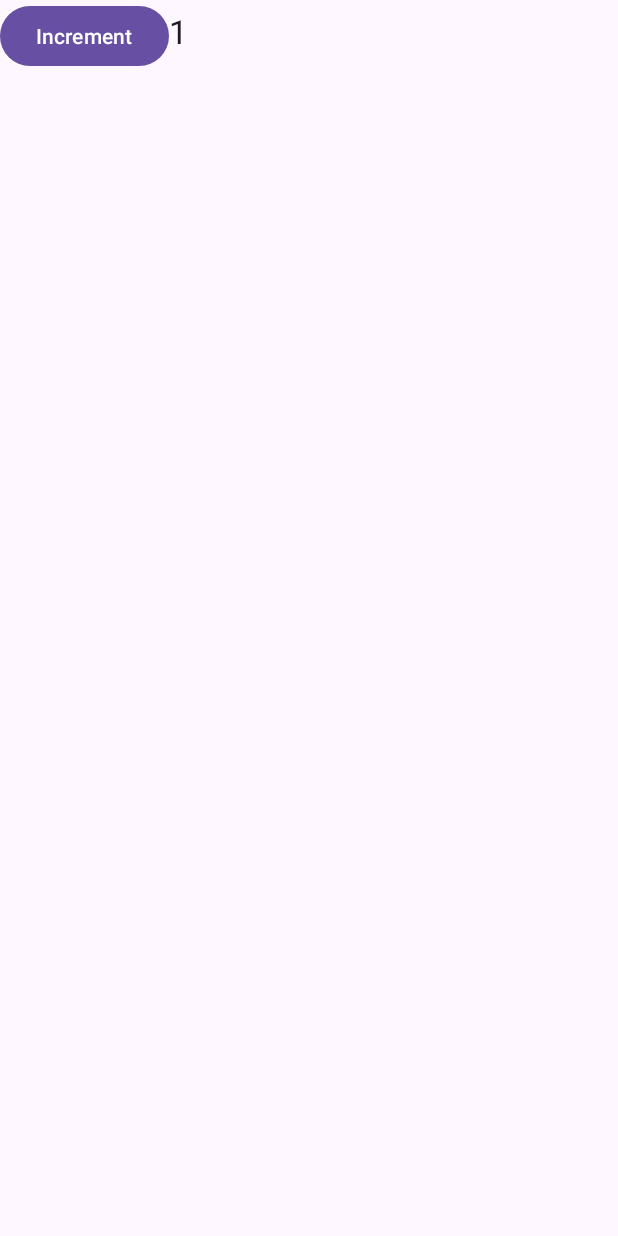
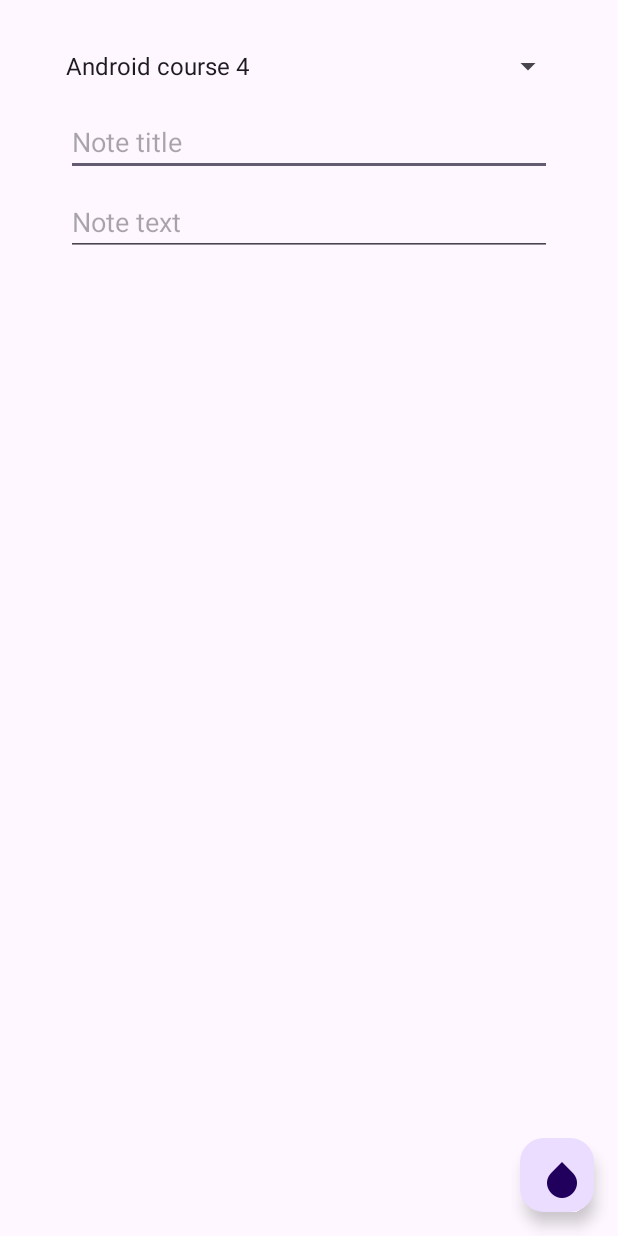
Before and after one commit to IvanPostu/MobileDemoapp1, an Android app: the screen it shows after launch (MainActivity), on a phone screen of 412 x 824 dp. Run offline under Robolectric (Android 15) with nearby library versions, the phone set to English and light mode, and no system bars.

Commit message:
Add dropdown and 2 textareas

```diff
--- a/app/src/main/java/com/example/demoapp1/MainActivity.kt
+++ b/app/src/main/java/com/example/demoapp1/MainActivity.kt
@@ -1,27 +1,27 @@
 package com.example.demoapp1
 
 import android.os.Bundle
-import android.widget.Button
-import android.widget.TextView
+import android.widget.ArrayAdapter
+import android.widget.Spinner
 import androidx.appcompat.app.AppCompatActivity
+import com.example.demoapp1.dto.CourseInfo
 
 class MainActivity : AppCompatActivity() {
-    private lateinit var incrementButton: Button
-    private lateinit var textDisplayedValue: TextView
+    private lateinit var spinnerCourses: Spinner
 
     override fun onCreate(savedInstanceState: Bundle?) {
         super.onCreate(savedInstanceState)
         setContentView(R.layout.activity_main)
+        spinnerCourses = findViewById(R.id.spinnerCourses)
 
-        incrementButton = findViewById(R.id.incrementButton)
-        textDisplayedValue = findViewById(R.id.textDisplayedValue)
+        val dataManager = DataManager()
+        val adapterCourses = ArrayAdapter<CourseInfo>(
+            this,
+            android.R.layout.simple_spinner_item,
+            dataManager.coursesById.values.toList()
+        )
+        adapterCourses.setDropDownViewResource(android.R.layout.simple_spinner_dropdown_item)
 
-        incrementButton.setOnClickListener {
-            val originalCountValue = textDisplayedValue.text.toString()
-            var incrementedValue = Integer.valueOf(originalCountValue).inc()
-            textDisplayedValue.text = incrementedValue.toString()
-
-        }
-
+        spinnerCourses.adapter = adapterCourses
     }
 }
--- a/app/src/main/java/com/example/demoapp1/dto/NoteKeeperData.kt
+++ b/app/src/main/java/com/example/demoapp1/dto/NoteKeeperData.kt
@@ -1,5 +1,9 @@
 package com.example.demoapp1.dto
 
-class CourseInfo(val courseId: String, val title: String)
+class CourseInfo(val courseId: String, val title: String) {
+    override fun toString(): String {
+        return title
+    }
+}
 
 class NoteInfo(var course: CourseInfo, var title: String, var text: String)
--- a/app/src/main/res/layout/activity_main.xml
+++ b/app/src/main/res/layout/activity_main.xml
@@ -1,31 +1,61 @@
 <?xml version="1.0" encoding="utf-8"?>
 <androidx.constraintlayout.widget.ConstraintLayout xmlns:android="http://schemas.android.com/apk/res/android"
+    xmlns:app="http://schemas.android.com/apk/res-auto"
     xmlns:tools="http://schemas.android.com/tools"
     android:layout_width="match_parent"
     android:layout_height="match_parent"
     tools:context=".MainActivity">
 
-    <LinearLayout
-        android:layout_width="409dp"
-        android:layout_height="121dp"
-        android:orientation="horizontal"
-        tools:layout_editor_absoluteX="1dp"
-        tools:layout_editor_absoluteY="1dp"
-        tools:ignore="MissingConstraints">
+    <Spinner
+        android:id="@+id/spinnerCourses"
+        android:layout_width="340dp"
+        android:layout_height="24dp"
+        android:layout_marginStart="32dp"
+        android:layout_marginTop="32dp"
+        android:layout_marginEnd="32dp"
+        app:layout_constraintEnd_toEndOf="parent"
+        app:layout_constraintStart_toStartOf="parent"
+        app:layout_constraintTop_toTopOf="parent" />
 
-        <Button
-            android:id="@+id/incrementButton"
-            android:layout_width="wrap_content"
-            android:layout_height="wrap_content"
-            android:text="Increment"
-            android:visibility="visible" />
+    <EditText
+        android:id="@+id/textNoteTitle"
+        android:layout_width="0dp"
+        android:layout_height="wrap_content"
+        android:layout_marginStart="8dp"
+        android:layout_marginTop="16dp"
+        android:layout_marginEnd="8dp"
+        android:ems="10"
+        android:gravity="start|top"
+        android:hint="Note title"
+        android:inputType="textMultiLine"
+        app:layout_constraintEnd_toEndOf="@+id/spinnerCourses"
+        app:layout_constraintStart_toStartOf="@+id/spinnerCourses"
+        app:layout_constraintTop_toBottomOf="@+id/spinnerCourses" />
 
-        <TextView
-            android:id="@+id/textDisplayedValue"
-            android:layout_width="wrap_content"
-            android:layout_height="wrap_content"
-            android:text="1"
-            android:textAppearance="@style/TextAppearance.AppCompat.Large" />
-    </LinearLayout>
+    <EditText
+        android:id="@+id/textNoteTExt"
+        android:layout_width="0dp"
+        android:layout_height="wrap_content"
+        android:layout_marginStart="8dp"
+        android:layout_marginTop="8dp"
+        android:layout_marginEnd="8dp"
+        android:ems="10"
+        android:gravity="start|top"
+        android:hint="Note text"
+        android:inputType="textMultiLine"
+        app:layout_constraintEnd_toEndOf="@+id/spinnerCourses"
+        app:layout_constraintHorizontal_bias="0.0"
+        app:layout_constraintStart_toStartOf="@+id/spinnerCourses"
+        app:layout_constraintTop_toBottomOf="@+id/textNoteTitle" />
 
+    <com.google.android.material.floatingactionbutton.FloatingActionButton
+        android:id="@+id/floatingActionButton"
+        android:layout_width="49dp"
+        android:layout_height="52dp"
+        android:layout_marginEnd="16dp"
+        android:layout_marginBottom="16dp"
+        android:clickable="true"
+        app:layout_constraintBottom_toBottomOf="parent"
+        app:layout_constraintEnd_toEndOf="parent"
+        app:srcCompat="?android:attr/textSelectHandle" />
 </androidx.constraintlayout.widget.ConstraintLayout>
```
